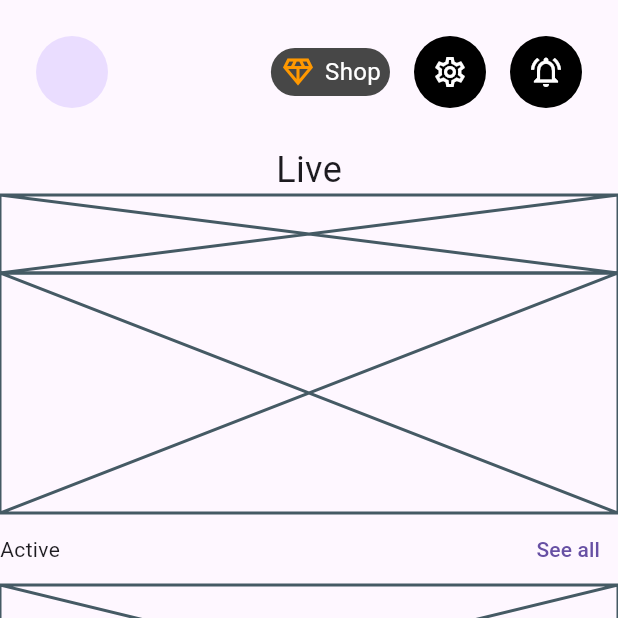
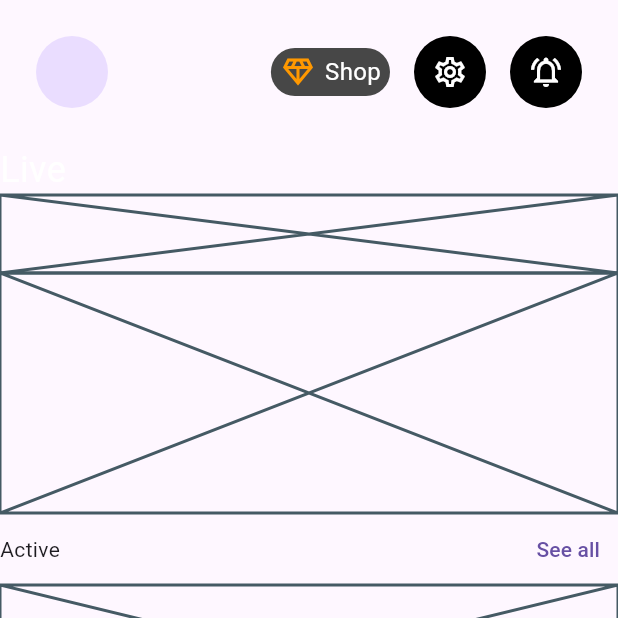
Before and after one commit to JAICHANGPARK/flutter_notebook_chapter_43, a Flutter app: the AiVideoHomePage screen opened directly, on a phone screen of 412 x 824 dp, the top half of it. Run offline on Flutter 3.47's test engine with Material 3 defaults, Android fonts, the phone set to English and light mode, and no system bars; our stand-ins replace gap, hugeicons, percent_indicator.

Commit message:
Update ai_video_home_page.dart

```diff
--- a/lib/ep2181_ai_video_chat_app/ui/ai_video_home_page.dart
+++ b/lib/ep2181_ai_video_chat_app/ui/ai_video_home_page.dart
@@ -16,6 +16,7 @@ class _AiVideoHomePageState extends State<AiVideoHomePage> {
           Positioned.fill(
             child: SafeArea(
               child: Column(
+                crossAxisAlignment: CrossAxisAlignment.start,
                 children: [
                   Padding(
                     padding: const EdgeInsets.all(24.0),
@@ -94,6 +95,7 @@ class _AiVideoHomePageState extends State<AiVideoHomePage> {
                     "Live",
                     style: TextStyle(
                       fontSize: 24,
+                      color: Colors.white,
                     ),
                   ),
                   Container(
```
